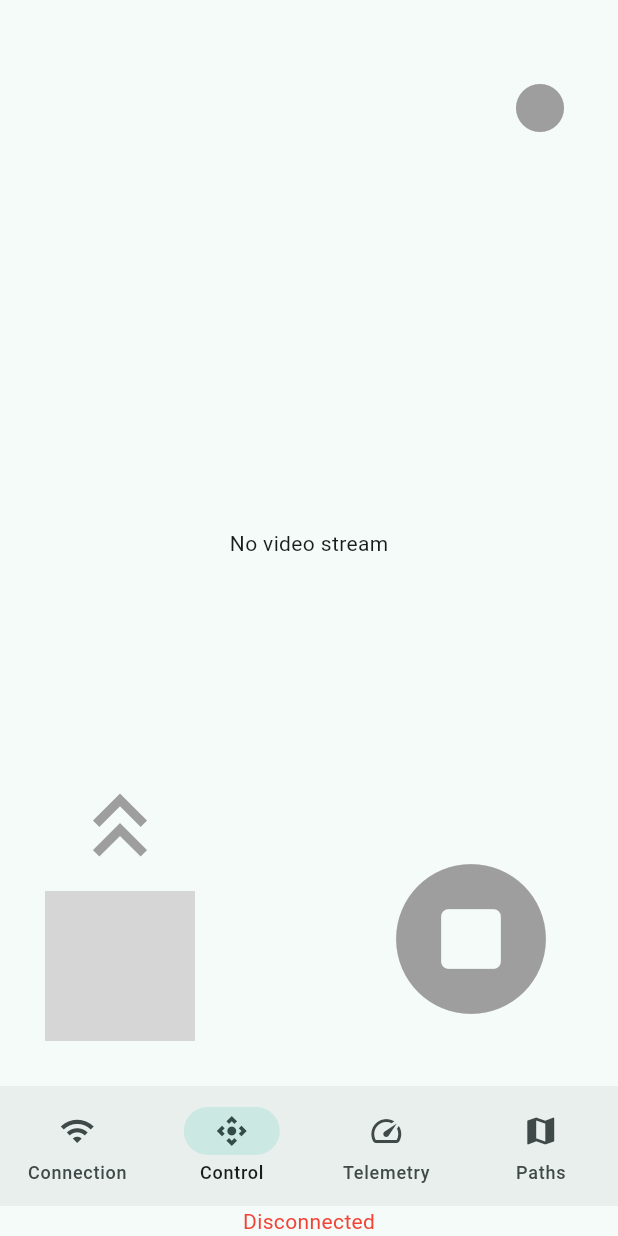
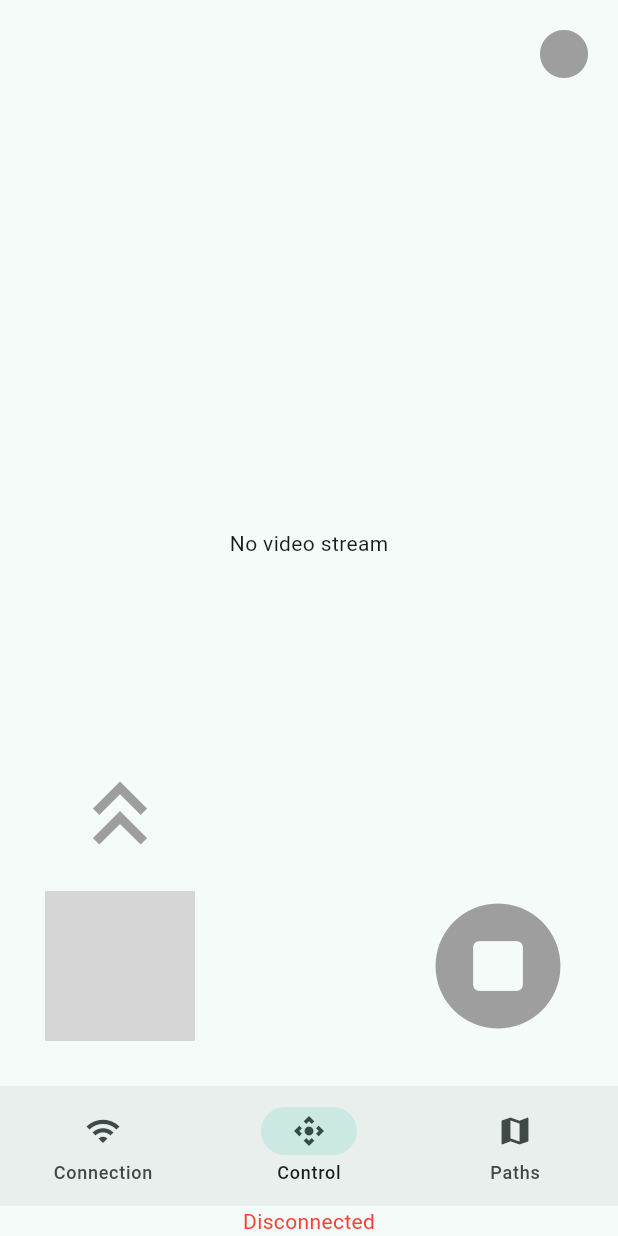
Before and after one commit to danieldfgro2000/mower_bot, a Flutter app: the screen it shows after launch, swiped to page 2, on a phone screen of 412 x 824 dp. Run offline on Flutter 3.47's test engine with Material 3 defaults, Android fonts, the phone set to English and light mode, and no system bars; our stand-ins replace equatable, fl_chart, flutter_bloc, get_it; missing offline and left inert: flutter_inappwebview, flutter_joystick; grey boxes are pictures that could not be loaded.

Commit message:
UI optimizations

```diff
--- a/lib/features/connection/presentation/bloc/connection_bloc.dart
+++ b/lib/features/connection/presentation/bloc/connection_bloc.dart
@@ -27,6 +27,7 @@ class MowerConnectionBloc
     this.repo,
   ) : super(const MowerConnectionState()) {
     on<ChangeIp>(_onChangeIp);
+    on<ChangePort>(_onChangePort);
     on<ConnectToMower>(_onConnect);
     on<DisconnectFromMower>(_onDisconnect);
     on<CheckConnectionStatus>(_onCheckConnection);
@@ -36,6 +37,10 @@ class MowerConnectionBloc
 
   void _onChangeIp(event, emit) {
     emit(state.copyWith(ip: event.ipAddress));
+  }
+
+  void _onChangePort(event, emit) {
+    emit(state.copyWith(port: event.port));
   }
 
   FutureOr<void> _onConnect(event, emit) async {
--- a/lib/features/connection/presentation/bloc/connection_event.dart
+++ b/lib/features/connection/presentation/bloc/connection_event.dart
@@ -14,6 +14,15 @@ class ChangeIp extends MowerConnectionEvent {
 
   @override
   List<Object?> get props => [ipAddress];
+}
+
+class ChangePort extends MowerConnectionEvent {
+  final int port;
+
+  const ChangePort(this.port);
+
+  @override
+  List<Object?> get props => [port];
 }
 
 class ConnectToMower extends MowerConnectionEvent {}
--- a/lib/features/connection/presentation/pages/components/connection_form.dart
+++ b/lib/features/connection/presentation/pages/components/connection_form.dart
@@ -44,6 +44,12 @@ class _ConnectionFormState extends State<ConnectionForm> {
     );
     return Form(
       key: widget.formKey,
+      child: LayoutBuilder(
+        builder: (context, constraints) {
+          return SingleChildScrollView(
+            padding: EdgeInsets.zero,
+            child: ConstrainedBox(
+              constraints: BoxConstraints(minHeight: constraints.maxHeight),
               child: Column(
                 crossAxisAlignment: CrossAxisAlignment.stretch,
                 mainAxisSize: MainAxisSize.min,
@@ -71,10 +77,17 @@ class _ConnectionFormState extends State<ConnectionForm> {
                     inputFormatters: [FilteringTextInputFormatter.digitsOnly],
                     validator: _validatePort,
                     enabled: !isBusy,
-            onChanged: (port) {},
+                    onChanged: (port) {
+                      final p = int.tryParse(port);
+                      if (p != null) bloc.add(ChangePort(p));
+                    },
                   ),
                   const SizedBox(height: 16),
                 ],
+              ),
+            ),
+          );
+        },
       ),
     );
   }
--- a/lib/features/connection/presentation/pages/connection_page.dart
+++ b/lib/features/connection/presentation/pages/connection_page.dart
@@ -28,9 +28,7 @@ class _ConnectionPageState extends State<ConnectionPage> {
 
   @override
   Widget build(BuildContext context) {
-    return Scaffold(
-      appBar: AppBar(title: const Text('Connection'), centerTitle: true),
-      body: Padding(
+    return  Padding(
         padding: const EdgeInsets.all(16.0),
         child: MultiBlocListener(
           listeners: [
@@ -77,7 +75,6 @@ class _ConnectionPageState extends State<ConnectionPage> {
 
           ),
         ),
-      ),
     );
   }
 }
--- a/lib/features/control/presentation/pages/control_page.dart
+++ b/lib/features/control/presentation/pages/control_page.dart
@@ -40,37 +40,57 @@ class _ControlPageState extends State<ControlPage>
   @override
   Widget build(BuildContext context) {
     final controlBloc = context.read<ControlBloc>();
+    const double controlsHeight = 72 + 16 + 100; // arrow + spacing + joystick/stop
 
-    return Scaffold(
-      body: LayoutBuilder(
+    return LayoutBuilder(
       builder: (context, constraints) {
         return Stack(
           children: [
-              Positioned.fill(
-                  top:0,
-                  left: 0,
-                  child:  EspMjpegWebView()),
+            Positioned.fill(top: 0, left: 0, child: EspMjpegWebView()),
             if (isRecording) _recordingBanner(context),
             _recordButton(controlBloc, context),
             Positioned.fill(
               top: 0,
               left: 0,
+              child: Align(
+                alignment: Alignment.bottomCenter,
                 child: Padding(
                   padding: const EdgeInsets.all(30.0),
-                  child: Column(
-                    crossAxisAlignment: CrossAxisAlignment.stretch,
-                    mainAxisAlignment: MainAxisAlignment.spaceBetween,
-                    children: [
-                      Spacer(),
-                      Row(
+                  child: Row(
                     mainAxisSize: MainAxisSize.max,
-                        mainAxisAlignment: MainAxisAlignment.spaceBetween,
                     crossAxisAlignment: CrossAxisAlignment.end,
                     children: [
-                          _driveUnit(controlBloc),
-                          Spacer(),
-                          IconButton(
-                            iconSize: 120.0,
+                      SizedBox(
+                        height: controlsHeight,
+                        child: Align(
+                          alignment: Alignment.bottomLeft,
+                          child: _driveUnit(controlBloc),
+                        ),
+                      ),
+                      const Spacer(),
+                      SizedBox(
+                        height: controlsHeight,
+                        child: Align(
+                          alignment: Alignment.bottomRight,
+                          child: _stopButton(controlBloc),
+                        ),
+                      ),
+                    ],
+                  ),
+                ),
+              ),
+            ),
+          ],
+        );
+      },
+    );
+  }
+
+  Widget _stopButton(ControlBloc controlBloc) {
+    return IconButton(
+      padding: EdgeInsets.zero,
+      constraints: const BoxConstraints.tightFor(width: 100, height: 100),
+      iconSize: 100.0,
       splashColor: Colors.red.shade500,
       icon: Icon(
         Icons.stop_circle_rounded,
@@ -80,26 +100,17 @@ class _ControlPageState extends State<ControlPage>
         setState(() => isMoving = false);
         controlBloc.add(EmergencyStop());
       },
-                          ),
-                        ],
-                      ),
-                    ],
-                  ),
-                ),
-              ),
-            ],
-          );
-        },
-      ),
     );
   }
 
   Column _driveUnit(ControlBloc controlBloc) {
     return Column(
       mainAxisSize: MainAxisSize.min,
-      mainAxisAlignment: MainAxisAlignment.center,
+      mainAxisAlignment: MainAxisAlignment.end,
       children: [
         IconButton(
+          padding: EdgeInsets.zero,
+          constraints: const BoxConstraints.tightFor(width: 72, height: 72),
           iconSize: 72.0,
           icon: Icon(
             color: isMoving ? Colors.green : Colors.grey,
@@ -112,6 +123,7 @@ class _ControlPageState extends State<ControlPage>
             );
           },
         ),
+        const SizedBox(height: 16),
         SizedBox(
           height: 100.0,
           width: 100.0,
@@ -133,8 +145,11 @@ class _ControlPageState extends State<ControlPage>
 
   Positioned _recordButton(ControlBloc controlBloc, BuildContext context) {
     return Positioned(
-      top: 40,
-      right: 20,
+      top: 0,
+      right: 0,
+      child: SafeArea(
+        child: Padding(
+          padding: const EdgeInsets.only(top: 4, right: 4), // match HomePage menu button top padding
           child: IconButton(
             tooltip: "Record Path",
             isSelected: isRecording,
@@ -143,8 +158,7 @@ class _ControlPageState extends State<ControlPage>
                     setState(() => isRecording = false),
                     controlBloc.add(
                       StopRecord(
-                    fileName:
-                        await _askPathName(context) ??
+                        fileName: await _askPathName(context) ??
                             'path_${DateTime.now().millisecondsSinceEpoch}.txt',
                       ),
                     ),
@@ -160,6 +174,8 @@ class _ControlPageState extends State<ControlPage>
                   )
                 : const Icon(Icons.fiber_manual_record, color: Colors.grey),
             iconSize: 48.0,
+          ),
+        ),
       ),
     );
   }
--- a/lib/home_page.dart
+++ b/lib/home_page.dart
@@ -1,12 +1,12 @@
 import 'package:flutter/material.dart';
 import 'package:flutter_bloc/flutter_bloc.dart';
 import 'package:mower_bot/features/connection/presentation/bloc/connection_bloc.dart';
+import 'package:mower_bot/features/connection/presentation/bloc/connection_event.dart';
 import 'package:mower_bot/features/connection/presentation/bloc/connection_state.dart';
 import 'package:mower_bot/features/paths/presentation/pages/paths_page.dart';
 
 import 'features/connection/presentation/pages/connection_page.dart';
 import 'features/control/presentation/pages/control_page.dart';
-import 'features/telemetry/presentation/widgets/telemetry_page.dart';
 
 class HomePage extends StatefulWidget {
   static const String routeName = '/home';
@@ -20,11 +20,11 @@ class HomePage extends StatefulWidget {
 class _HomePageState extends State<HomePage> {
   final PageController _pageController = PageController();
   int _currentIndex = 0;
+  final GlobalKey<ScaffoldState> _scaffoldKey = GlobalKey<ScaffoldState>();
 
   final List<Widget> _pages = [
     ConnectionPage(),
     ControlPage(),
-    TelemetryPage(),
     PathsPage(),
   ];
 
@@ -48,15 +48,91 @@ class _HomePageState extends State<HomePage> {
   @override
   Widget build(BuildContext context) {
     return BlocBuilder<MowerConnectionBloc, MowerConnectionState>(
-      builder: (context, state) {
+      builder: (ctx, state) {
+        final orientation = MediaQuery.of(context).orientation;
         return Scaffold(
-          body: PageView(
+          key: _scaffoldKey,
+          drawer: Drawer(
+            child: ListView(
+              padding: EdgeInsets.zero,
+              children: [
+                DrawerHeader(
+                  decoration: BoxDecoration(
+                    color: Theme.of(context).colorScheme.primary,
+                  ),
+                  child: Align(
+                    alignment: Alignment.bottomLeft,
+                    child: Text(
+                      'Menu',
+                      style: Theme.of(context)
+                          .textTheme
+                          .headlineSmall
+                          ?.copyWith(color: Colors.white),
+                    ),
+                  ),
+                ),
+                ListTile(
+                  leading: const Icon(Icons.wifi_rounded),
+                  title: const Text('Connection'),
+                  selected: _currentIndex == 0,
+                  onTap: () {
+                    Navigator.pop(context);
+                    _onNavTap(0);
+                  },
+                ),
+                ListTile(
+                  leading: const Icon(Icons.wifi_off),
+                  title: const Text('Connect'),
+                  onTap: () {
+                    Navigator.pop(context);
+                    context.read<MowerConnectionBloc>().add(ConnectToMower());
+                  },
+                ),
+
+                ListTile(
+                  leading: const Icon(Icons.map),
+                  title: const Text('Paths'),
+                  selected: _currentIndex == 2,
+                  onTap: () {
+                    Navigator.pop(context);
+                    _onNavTap(2);
+                  },
+                ),
+              ],
+            ),
+          ),
+          body: Stack(
+            children: [
+              PageView(
                 controller: _pageController,
                 onPageChanged: _onPageChanged,
                 physics: _currentIndex == 1
                     ? const NeverScrollableScrollPhysics()
                     : const AlwaysScrollableScrollPhysics(),
                 children: _pages,
+              ),
+              if (orientation == Orientation.landscape)
+                Positioned(
+                  top: 0,
+                  left: 0,
+                  child: SafeArea(
+                    child: Padding(
+                      padding: const EdgeInsets.only(left: 4, top: 4),
+                      child: Material(
+                        elevation: 2,
+                        shape: const CircleBorder(),
+                        clipBehavior: Clip.antiAlias,
+                        color: Colors.black45,
+                        child: IconButton(
+                          tooltip: 'Menu',
+                          icon: const Icon(Icons.menu, color: Colors.white),
+                          onPressed: () => _scaffoldKey.currentState?.openDrawer(),
+                        ),
+                      ),
+                    ),
+                  ),
+                ),
+            ],
           ),
           bottomNavigationBar: OrientationBuilder(
             builder: (context, orientation) {
@@ -81,10 +157,6 @@ class _HomePageState extends State<HomePage> {
                             label: 'Control',
                           ),
                           NavigationDestination(
-                            icon: Icon(Icons.speed),
-                            label: 'Telemetry',
-                          ),
-                          NavigationDestination(
                             icon: Icon(Icons.map),
                             label: 'Paths',
                           ),
@@ -94,7 +166,7 @@ class _HomePageState extends State<HomePage> {
                       buildWhen: (p, n) => p.status != n.status,
                       builder: (context, state) {
                         return _connectionStatus(state);
-                      }
+                      },
                     ),
                   ],
                 ),
@@ -111,12 +183,12 @@ class _HomePageState extends State<HomePage> {
       MowerConnectionState(status: ConnectionStatus.ctrlWsConnected) => Text(
         'Control websocket Connected',
         textScaler: TextScaler.linear(1),
-        style: TextStyle(color: Colors.green),
+        style: const TextStyle(color: Colors.green),
       ),
       MowerConnectionState(status: ConnectionStatus.videoWsConnected) => Text(
         'Video websocket Connected',
         textScaler: TextScaler.linear(1),
-        style: TextStyle(color: Colors.blue),
+        style: const TextStyle(color: Colors.blue),
       ),
       MowerConnectionState(status: ConnectionStatus.connecting) => const Text(
         'Connecting...',
@@ -126,10 +198,10 @@ class _HomePageState extends State<HomePage> {
         style: TextStyle(color: Colors.red),
       ),
       MowerConnectionState(status: ConnectionStatus.error) => Text(
-        style: (TextStyle(color: Colors.red)),
+        style: const TextStyle(color: Colors.red),
         maxLines: 1,
         overflow: TextOverflow.ellipsis,
-        state.error ?? "Error",
+        state.error ?? 'Error',
       ),
     };
   }
```
Also changed, not shown: pubspec.lock, 3 other files. Lines whose indentation alone changed are shown as unchanged.
